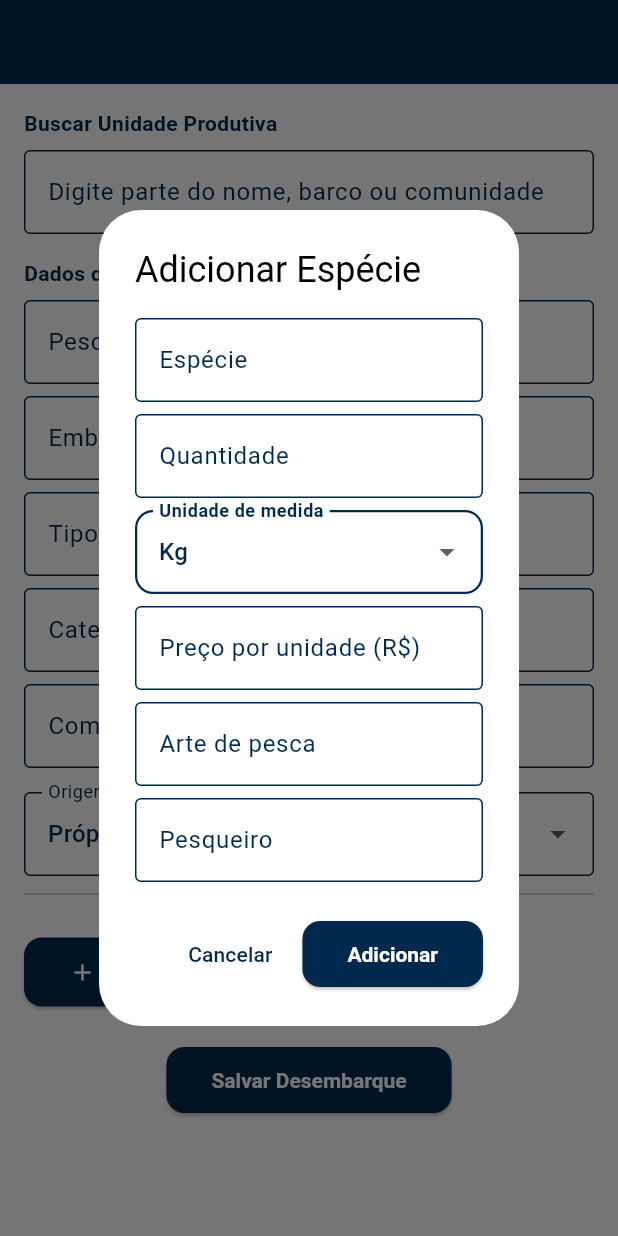
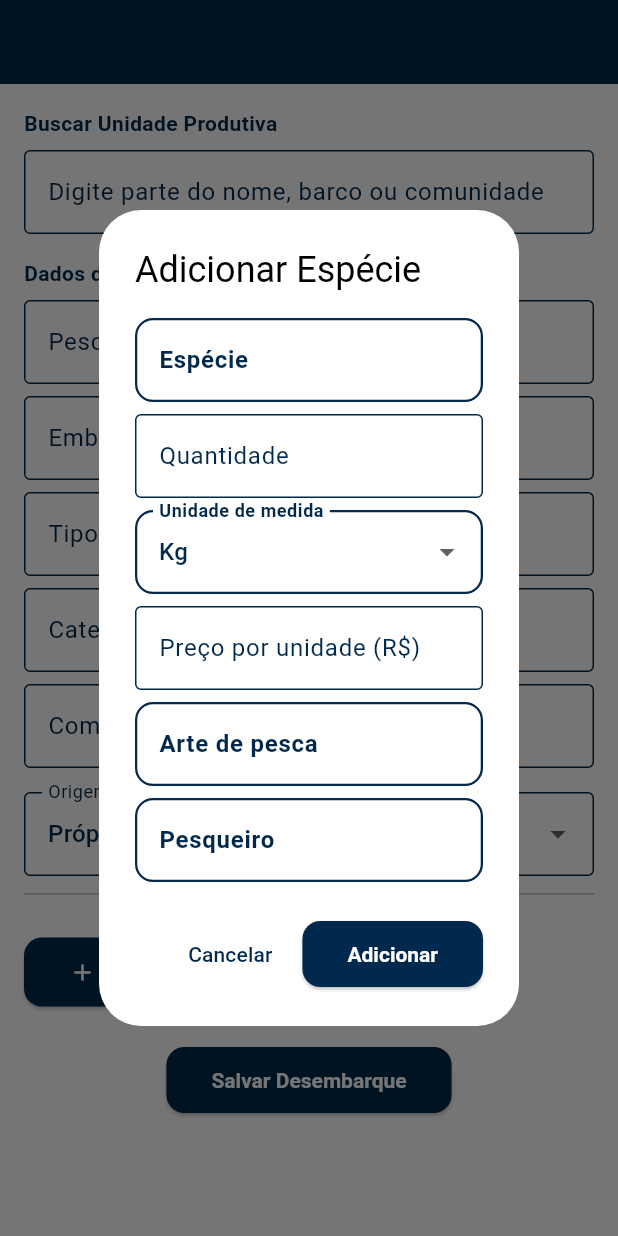
Before and after one commit to zh-marinauta/marinauta_app, a Flutter app: the ColetaScreen screen opened by its route, after a tap on "Adicionar Espécie", on a phone screen of 412 x 824 dp. Run offline on Flutter 3.47's test engine with Material 3 defaults, Android fonts, the light colour scheme and no system bars; our stand-ins replace cloud_firestore, firebase_auth, firebase_core, google_sign_in; accounts and stored records are empty; generated files the repository leaves out were written again.

Commit message:
ajuste coleta_screen - verificação de unidade

```diff
--- a/lib/screens/coleta_screen.dart
+++ b/lib/screens/coleta_screen.dart
@@ -37,7 +37,7 @@
   final TextEditingController _comunidadeController = TextEditingController();
 
   String? unidadeProdutivaSelecionada;
-  String? unidadeProdutivaId; // id do doc selecionado (se houver)
+  String? unidadeProdutivaId;
   String origemProducao = "Própria";
 
   List<Map<String, dynamic>> especiesRegistradas = [];
@@ -52,14 +52,10 @@
     _localController.text = widget.entreposto;
   }
 
-  // ========================= AUTOCOMPLETE =========================
+  // 🔹 Busca unidades produtivas existentes
   Future<void> _buscarUnidadesProdutivas(String termo) async {
     if (termo.length < 3) return;
-    final query = await _firestore
-        .collection('unidades_produtivas')
-        .where('ativo', isEqualTo: true)
-        .get();
-
+    final query = await _firestore.collection('unidades_produtivas').get();
     final resultados = query.docs
         .where(
           (d) => d['unidade_produtiva'].toString().toLowerCase().contains(
@@ -89,38 +85,32 @@
     });
   }
 
-  // ========================= VERSÃO & BRANCHING =========================
-  /// Salva um snapshot da versão anterior na subcoleção `versoes` do doc.
+  // 🔹 Snapshot da versão anterior (como antes)
   Future<void> _snapshotVersaoAnterior(
     String docId,
-    Map<String, dynamic> dadosAtuais,
+    Map<String, dynamic> dados,
   ) async {
-    final versaoAtual = (dadosAtuais['versao'] ?? 1) as int;
+    final versaoAtual = (dados['versao'] ?? 1) as int;
     await _firestore
         .collection('unidades_produtivas')
         .doc(docId)
         .collection('versoes')
         .add({
           'versao': versaoAtual,
-          'dados': dadosAtuais,
+          'dados': dados,
           'salvo_em': DateTime.now().toIso8601String(),
         });
   }
 
-  /// Decide entre atualizar (campos vazios) ou criar NOVO doc (mudança de campos preenchidos).
-  ///
-  /// - Atualização: snapshot da versão anterior + incrementa `versao` + preenche apenas vazios.
-  /// - Nova criação: cria doc com `versao: 1` **sem** `baseado_em`.
+  // 🔹 Atualização branda de unidades produtivas (mantém versão branda)
   Future<void> _verificarOuAtualizarUnidadeProdutiva() async {
     final nome = _pescadorController.text.trim();
     final barco = _embarcacaoController.text.trim();
     final tipo = _tipoEmbarcacaoController.text.trim();
     final categoria = _categoriaEmbarcacaoController.text.trim();
     final comunidade = _comunidadeController.text.trim();
-
     final upConcat = "$nome - $barco - $comunidade - $tipo - $categoria";
 
-    // Se não há uma unidade selecionada antes, cria uma do zero
     if (unidadeProdutivaId == null) {
       final created = await _firestore.collection('unidades_produtivas').add({
         'unidade_produtiva': upConcat,
@@ -140,14 +130,44 @@
       return;
     }
 
-    // Há unidade selecionada: carregar dados atuais
     final docRef = _firestore
         .collection('unidades_produtivas')
         .doc(unidadeProdutivaId);
     final doc = await docRef.get();
-    if (!doc.exists) {
-      // Se por algum motivo o doc não existe mais, cria novo "do zero"
-      final created = await _firestore.collection('unidades_produtivas').add({
+    if (!doc.exists) return;
+
+    final dados = doc.data()!;
+    final atualNome = (dados['pescador'] ?? '').toString();
+    final atualBarco = (dados['embarcacao'] ?? '').toString();
+    final atualTipo = (dados['tipo_embarcacao'] ?? '').toString();
+    final atualCat = (dados['categoria_embarcacao'] ?? '').toString();
+    final atualCom = (dados['comunidade'] ?? '').toString();
+
+    bool willUpdate = false;
+    bool willCreateNew = false;
+
+    final changedCore =
+        (atualNome.isNotEmpty && atualNome != nome) ||
+        (atualBarco.isNotEmpty && atualBarco != barco) ||
+        (atualTipo.isNotEmpty && atualTipo != tipo);
+
+    final changedCompl =
+        (atualCat.isNotEmpty && atualCat != categoria) ||
+        (atualCom.isNotEmpty && atualCom != comunidade);
+
+    final filledEmpty =
+        (atualTipo.isEmpty && tipo.isNotEmpty) ||
+        (atualCat.isEmpty && categoria.isNotEmpty) ||
+        (atualCom.isEmpty && comunidade.isNotEmpty);
+
+    if (changedCore || changedCompl) {
+      willCreateNew = true;
+    } else if (filledEmpty) {
+      willUpdate = true;
+    }
+
+    if (willCreateNew) {
+      await _firestore.collection('unidades_produtivas').add({
         'unidade_produtiva': upConcat,
         'pescador': nome,
         'embarcacao': barco,
@@ -160,70 +180,9 @@
         'versao': 1,
         'criado_em': DateTime.now().toIso8601String(),
       });
-      unidadeProdutivaId = created.id;
-      unidadeProdutivaSelecionada = upConcat;
-      return;
-    }
-
-    final dados = doc.data()!;
-    final atualTipo = (dados['tipo_embarcacao'] ?? '').toString();
-    final atualCat = (dados['categoria_embarcacao'] ?? '').toString();
-    final atualCom = (dados['comunidade'] ?? '').toString();
-    final atualNome = (dados['pescador'] ?? '').toString();
-    final atualBarco = (dados['embarcacao'] ?? '').toString();
-
-    // Regras:
-    // - Se algum campo estava vazio e foi preenchido agora → ATUALIZA (com snapshot e versao++)
-    // - Se houve mudança de campo que JÁ estava preenchido (pescador/embarcacao/tipo/cat/comunidade) → CRIA NOVO doc (versao:1, sem baseado_em)
-    bool willUpdate = false; // preencher vazios
-    bool willCreateNew = false; // alterou algo que já tinha valor
-
-    // Campos considerados "chave"
-    final changedCore =
-        (atualNome.isNotEmpty && atualNome != nome) ||
-        (atualBarco.isNotEmpty && atualBarco != barco) ||
-        (atualTipo.isNotEmpty && atualTipo != tipo);
-
-    // Campos complementares (mudança também cria nova)
-    final changedCompl =
-        (atualCat.isNotEmpty && atualCat != categoria) ||
-        (atualCom.isNotEmpty && atualCom != comunidade);
-
-    // Vazios preenchidos (atualiza)
-    final filledEmpty =
-        (atualTipo.isEmpty && tipo.isNotEmpty) ||
-        (atualCat.isEmpty && categoria.isNotEmpty) ||
-        (atualCom.isEmpty && comunidade.isNotEmpty);
-
-    if (changedCore || changedCompl) {
-      willCreateNew = true;
-    } else if (filledEmpty) {
-      willUpdate = true;
-    }
-
-    if (willCreateNew) {
-      // ==== NOVO DOC, sem baseado_em, versao 1 ====
-      final created = await _firestore.collection('unidades_produtivas').add({
-        'unidade_produtiva': upConcat,
-        'pescador': nome,
-        'embarcacao': barco,
-        'tipo_embarcacao': tipo,
-        'categoria_embarcacao': categoria,
-        'comunidade': comunidade,
-        'municipio': widget.municipio,
-        'entrepostos': [widget.entreposto],
-        'ativo': true,
-        'versao': 1,
-        'criado_em': DateTime.now().toIso8601String(),
-      });
-      unidadeProdutivaId = created.id;
-      unidadeProdutivaSelecionada = upConcat;
     } else if (willUpdate) {
-      // ==== ATUALIZA SOMENTE VAZIOS + SNAPSHOT + versao++ ====
-      await _snapshotVersaoAnterior(doc.id, dados); // guarda versão anterior
-
+      await _snapshotVersaoAnterior(doc.id, dados);
       final versaoNova = (dados['versao'] ?? 1) + 1;
-
       await docRef.update({
         'tipo_embarcacao': atualTipo.isEmpty ? tipo : atualTipo,
         'categoria_embarcacao': atualCat.isEmpty ? categoria : atualCat,
@@ -231,23 +190,12 @@
         'versao': versaoNova,
         'atualizado_em': DateTime.now().toIso8601String(),
       });
+    }
 
-      // Regerar o nome concatenado (pode ter mudado por campos que estavam vazios)
-      final novoConcat =
-          "${dados['pescador'] ?? nome} - ${dados['embarcacao'] ?? barco} - "
-          "${(atualCom.isEmpty ? comunidade : atualCom)} - "
-          "${(atualTipo.isEmpty ? tipo : atualTipo)} - "
-          "${(atualCat.isEmpty ? categoria : atualCat)}";
-
-      await docRef.update({'unidade_produtiva': novoConcat});
-      unidadeProdutivaSelecionada = novoConcat;
-    } else {
-      // Nada a mudar, só garantir o concatenado atual
     unidadeProdutivaSelecionada = upConcat;
   }
-  }
 
-  // ========================= SALVAR DESEMBARQUE =========================
+  // 🔹 Salvar desembarque
   Future<void> _salvarDesembarque() async {
     if (especiesRegistradas.isEmpty) {
       ScaffoldMessenger.of(context).showSnackBar(
@@ -286,7 +234,7 @@
     if (context.mounted) Navigator.pushReplacementNamed(context, '/dashboard');
   }
 
-  // ========================= UI =========================
+  // 🔹 Interface
   @override
   Widget build(BuildContext context) {
     const azul = Color(0xFF00294D);
@@ -301,7 +249,6 @@
         child: Column(
           crossAxisAlignment: CrossAxisAlignment.start,
           children: [
-            // Busca
             Text(
               'Buscar Unidade Produtiva',
               style: TextStyle(color: azul, fontWeight: FontWeight.bold),
@@ -344,9 +291,9 @@
                       .toList(),
                 ),
               ),
+
             const SizedBox(height: 16),
 
-            // Unidade produtiva
             Text(
               'Dados da Unidade Produtiva',
               style: TextStyle(color: azul, fontWeight: FontWeight.bold),
@@ -393,12 +340,10 @@
 
             const Divider(height: 24, color: Colors.black26),
 
-            // Espécies
             ...especiesRegistradas.asMap().entries.map((entry) {
               final i = entry.key;
               final e = entry.value;
               return Card(
-                margin: const EdgeInsets.symmetric(vertical: 4),
                 child: ListTile(
                   title: Text(
                     '${e['especie']} - ${e['quantidade']} ${e['unidade']}',
@@ -461,25 +406,103 @@
     );
   }
 
+  /// ======================================
+  // FUNÇÕES DE AUTOCOMPLETE E AUTOCRIAÇÃO
+  // ======================================
+  Future<List<String>> _buscarSugestoes(String colecao, String termo) async {
+    if (termo.length < 2) return [];
+    final snap = await _firestore.collection(colecao).get();
+    return snap.docs
+        .map((d) => d['nome'].toString())
+        .where((n) => n.toLowerCase().contains(termo.toLowerCase()))
+        .toList();
+  }
+
+  /// Garante que o item existe na coleção, criando se não existir.
+  Future<void> _garantirRegistroColecao(String colecao, String nome) async {
+    if (nome.trim().isEmpty) return;
+    final query = await _firestore
+        .collection(colecao)
+        .where('nome', isEqualTo: nome.trim())
+        .limit(1)
+        .get();
+
+    if (query.docs.isEmpty) {
+      await _firestore.collection(colecao).add({
+        'nome': nome.trim(),
+        'ativo': true,
+        'criado_em': DateTime.now().toIso8601String(),
+      });
+    }
+  }
+
+  // ======================================
+  // DIALOGO PARA ADICIONAR ESPÉCIE
+  // ======================================
   Future<void> _mostrarDialogoAdicionarEspecie(BuildContext context) async {
-    final TextEditingController especieCtrl = TextEditingController();
-    final TextEditingController qtdCtrl = TextEditingController();
-    final TextEditingController precoCtrl = TextEditingController();
-    final TextEditingController arteCtrl = TextEditingController();
-    final TextEditingController pesqueiroCtrl = TextEditingController();
+    const azul = Color(0xFF00294D);
+    final especieCtrl = TextEditingController();
+    final qtdCtrl = TextEditingController();
+    final precoCtrl = TextEditingController();
+    final arteCtrl = TextEditingController();
+    final pesqueiroCtrl = TextEditingController();
     String unidade = 'Kg';
+
+    List<String> sugestoesEspecie = [];
+    List<String> sugestoesArte = [];
+    List<String> sugestoesPesqueiro = [];
 
     await showDialog(
       context: context,
-      builder: (ctx) => AlertDialog(
+      builder: (ctx) => StatefulBuilder(
+        builder: (ctx, setStateDialog) {
+          return AlertDialog(
             title: const Text('Adicionar Espécie'),
             content: SingleChildScrollView(
               child: Column(
                 children: [
-              _buildTextField('Espécie', especieCtrl, const Color(0xFF00294D)),
+                  // Campo de Espécie com autocomplete
+                  TextField(
+                    controller: especieCtrl,
+                    style: const TextStyle(color: azul),
+                    decoration: const InputDecoration(
+                      labelText: 'Espécie',
+                      border: OutlineInputBorder(),
+                    ),
+                    onChanged: (v) async {
+                      final results = await _buscarSugestoes('especies', v);
+                      setStateDialog(() => sugestoesEspecie = results);
+                    },
+                  ),
+                  if (sugestoesEspecie.isNotEmpty)
+                    Container(
+                      decoration: BoxDecoration(
+                        border: Border.all(color: azul),
+                        borderRadius: BorderRadius.circular(8),
+                      ),
+                      child: Column(
+                        children: sugestoesEspecie
+                            .map(
+                              (s) => ListTile(
+                                title: Text(s),
+                                onTap: () {
+                                  especieCtrl.text = s;
+                                  setStateDialog(
+                                    () => sugestoesEspecie.clear(),
+                                  );
+                                },
+                              ),
+                            )
+                            .toList(),
+                      ),
+                    ),
                   const SizedBox(height: 8),
-              _buildTextField('Quantidade', qtdCtrl, const Color(0xFF00294D)),
+
+                  // Quantidade
+                  _buildTextField('Quantidade', qtdCtrl, azul),
                   const SizedBox(height: 8),
+
+                  // Unidade
                   DropdownButtonFormField<String>(
                     value: unidade,
                     items: ['Kg', 'Dúzia', 'Caixa']
@@ -491,22 +514,80 @@
                     ),
                   ),
                   const SizedBox(height: 8),
-              _buildTextField(
-                'Preço por unidade (R\$)',
-                precoCtrl,
-                const Color(0xFF00294D),
+
+                  // Preço
+                  _buildTextField('Preço por unidade (R\$)', precoCtrl, azul),
+                  const SizedBox(height: 8),
+
+                  // Arte de pesca com autocomplete
+                  TextField(
+                    controller: arteCtrl,
+                    style: const TextStyle(color: azul),
+                    decoration: const InputDecoration(
+                      labelText: 'Arte de pesca',
+                      border: OutlineInputBorder(),
+                    ),
+                    onChanged: (v) async {
+                      final results = await _buscarSugestoes('artes_pesca', v);
+                      setStateDialog(() => sugestoesArte = results);
+                    },
+                  ),
+                  if (sugestoesArte.isNotEmpty)
+                    Container(
+                      decoration: BoxDecoration(
+                        border: Border.all(color: azul),
+                        borderRadius: BorderRadius.circular(8),
+                      ),
+                      child: Column(
+                        children: sugestoesArte
+                            .map(
+                              (s) => ListTile(
+                                title: Text(s),
+                                onTap: () {
+                                  arteCtrl.text = s;
+                                  setStateDialog(() => sugestoesArte.clear());
+                                },
+                              ),
+                            )
+                            .toList(),
+                      ),
                     ),
                   const SizedBox(height: 8),
-              _buildTextField(
-                'Arte de pesca',
-                arteCtrl,
-                const Color(0xFF00294D),
+
+                  // Pesqueiro com autocomplete
+                  TextField(
+                    controller: pesqueiroCtrl,
+                    style: const TextStyle(color: azul),
+                    decoration: const InputDecoration(
+                      labelText: 'Pesqueiro',
+                      border: OutlineInputBorder(),
                     ),
-              const SizedBox(height: 8),
-              _buildTextField(
-                'Pesqueiro',
-                pesqueiroCtrl,
-                const Color(0xFF00294D),
+                    onChanged: (v) async {
+                      final results = await _buscarSugestoes('pesqueiros', v);
+                      setStateDialog(() => sugestoesPesqueiro = results);
+                    },
+                  ),
+                  if (sugestoesPesqueiro.isNotEmpty)
+                    Container(
+                      decoration: BoxDecoration(
+                        border: Border.all(color: azul),
+                        borderRadius: BorderRadius.circular(8),
+                      ),
+                      child: Column(
+                        children: sugestoesPesqueiro
+                            .map(
+                              (s) => ListTile(
+                                title: Text(s),
+                                onTap: () {
+                                  pesqueiroCtrl.text = s;
+                                  setStateDialog(
+                                    () => sugestoesPesqueiro.clear(),
+                                  );
+                                },
+                              ),
+                            )
+                            .toList(),
+                      ),
                     ),
                 ],
               ),
@@ -517,28 +598,37 @@
                 child: const Text('Cancelar'),
               ),
               ElevatedButton(
-            onPressed: () {
+                style: ElevatedButton.styleFrom(backgroundColor: azul),
+                onPressed: () async {
+                  // 🔹 Autoalimentar coleções
+                  await _garantirRegistroColecao('especies', especieCtrl.text);
+                  await _garantirRegistroColecao('artes_pesca', arteCtrl.text);
+                  await _garantirRegistroColecao(
+                    'pesqueiros',
+                    pesqueiroCtrl.text,
+                  );
+
+                  // 🔹 Adicionar à lista local
                   setState(() {
                     especiesRegistradas.add({
-                  'especie': especieCtrl.text,
+                      'especie': especieCtrl.text.trim(),
                       'quantidade': double.tryParse(qtdCtrl.text) ?? 0,
                       'unidade': unidade,
                       'preco_unidade': double.tryParse(precoCtrl.text) ?? 0,
-                  'arte_pesca': arteCtrl.text,
-                  'pesqueiro': pesqueiroCtrl.text,
+                      'arte_pesca': arteCtrl.text.trim(),
+                      'pesqueiro': pesqueiroCtrl.text.trim(),
                     });
                   });
                   Navigator.pop(ctx);
                 },
-            style: ElevatedButton.styleFrom(
-              backgroundColor: const Color(0xFF00294D),
-            ),
                 child: const Text(
                   'Adicionar',
                   style: TextStyle(color: Colors.white),
                 ),
               ),
             ],
+          );
+        },
       ),
     );
   }
```
Lines whose indentation alone changed are shown as unchanged.
